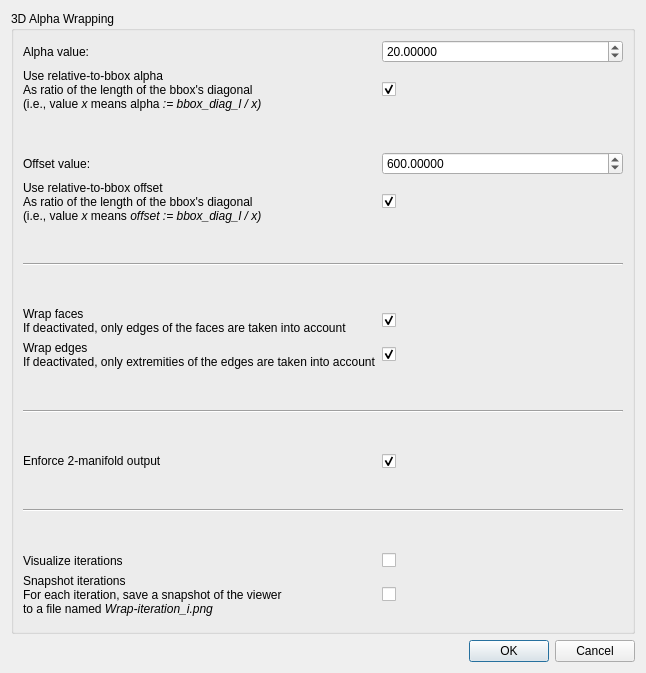
First picture: the form in Polyhedron/demo/Polyhedron/Plugins/Alpha_wrap_3/alpha_wrap_3_dialog.ui, repository CGAL/cgal, before the edit.
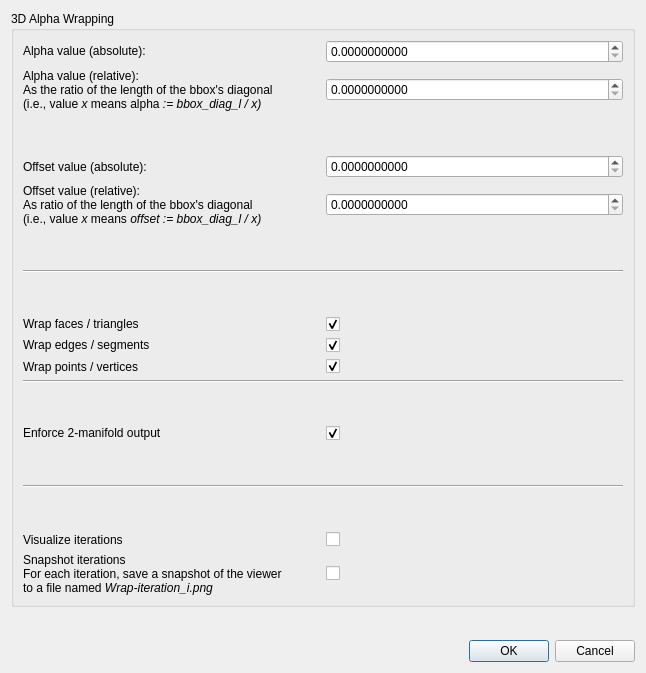
Second picture: the form after the edit.

Commit message: Various improvements to the AW3 plugin

The edit to the form file:
```diff
--- a/Polyhedron/demo/Polyhedron/Plugins/Alpha_wrap_3/alpha_wrap_3_dialog.ui
+++ b/Polyhedron/demo/Polyhedron/Plugins/Alpha_wrap_3/alpha_wrap_3_dialog.ui
@@ -23,8 +23,22 @@
       <string>3D Alpha Wrapping</string>
      </property>
      <layout class="QGridLayout" name="gridLayout">
-      <item row="11" column="1">
-       <widget class="QCheckBox" name="wrapEdges">
+      <item row="6" column="0">
+       <widget class="QLabel" name="offsetValue_Label">
+        <property name="text">
+         <string>Offset value (absolute):</string>
+        </property>
+       </widget>
+      </item>
+      <item row="23" column="0" colspan="2">
+       <widget class="Line" name="line_4">
+        <property name="orientation">
+         <enum>Qt::Horizontal</enum>
+        </property>
+       </widget>
+      </item>
+      <item row="16" column="1">
+       <widget class="QCheckBox" name="wrapPoints">
         <property name="text">
          <string/>
         </property>
@@ -36,7 +50,7 @@
       <item row="0" column="1">
        <widget class="QDoubleSpinBox" name="alphaValue">
         <property name="decimals">
-         <number>5</number>
+         <number>10</number>
         </property>
         <property name="minimum">
          <double>0.000000000000000</double>
@@ -45,50 +59,41 @@
          <double>100000000.000000000000000</double>
         </property>
         <property name="singleStep">
-         <double>0.000001000000000</double>
+         <double>1.000000000000000</double>
         </property>
         <property name="value">
-         <double>20.000000000000000</double>
+         <double>0.000000000000000</double>
         </property>
        </widget>
       </item>
-      <item row="15" column="0">
-       <widget class="QLabel" name="runManifoldness_Label">
-        <property name="enabled">
-         <bool>true</bool>
-        </property>
+      <item row="8" column="0">
+       <widget class="QLabel" name="relativeOffsetValue_Label">
         <property name="text">
-         <string>&lt;html&gt;&lt;head/&gt;&lt;body&gt;&lt;p&gt;Enforce 2-manifold output&lt;/p&gt;&lt;/body&gt;&lt;/html&gt;</string>
-        </property>
-        <property name="alignment">
-         <set>Qt::AlignLeading|Qt::AlignLeft|Qt::AlignVCenter</set>
+         <string>&lt;html&gt;&lt;head/&gt;&lt;body&gt;&lt;p&gt;Offset value (relative):&lt;br/&gt;&lt;span style=&quot; font-size:9pt;&quot;&gt;As ratio of the length of the bbox's diagonal&lt;br/&gt;(i.e., value &lt;/span&gt;&lt;span style=&quot; font-size:9pt; font-style:italic;&quot;&gt;x &lt;/span&gt;&lt;span style=&quot; font-size:9pt;&quot;&gt;means &lt;/span&gt;&lt;span style=&quot; font-size:9pt; font-style:italic;&quot;&gt;offset := bbox_diag_l / x)&lt;/span&gt;&lt;/p&gt;&lt;/body&gt;&lt;/html&gt;</string>
         </property>
        </widget>
       </item>
-      <item row="18" column="0">
-       <spacer name="verticalSpacer_7">
+      <item row="10" column="0" colspan="2">
+       <widget class="Line" name="line">
         <property name="orientation">
-         <enum>Qt::Vertical</enum>
-        </property>
-        <property name="sizeHint" stdset="0">
-         <size>
-          <width>20</width>
-          <height>40</height>
-         </size>
-        </property>
-       </spacer>
-      </item>
-      <item row="0" column="0">
-       <widget class="QLabel" name="alphaValue_Label">
-        <property name="text">
-         <string>Alpha value:</string>
-        </property>
-        <property name="alignment">
-         <set>Qt::AlignLeading|Qt::AlignLeft|Qt::AlignVCenter</set>
+         <enum>Qt::Horizontal</enum>
         </property>
        </widget>
       </item>
       <item row="9" column="0">
+       <spacer name="verticalSpacer_5">
+        <property name="orientation">
+         <enum>Qt::Vertical</enum>
+        </property>
+        <property name="sizeHint" stdset="0">
+         <size>
+          <width>20</width>
+          <height>40</height>
+         </size>
+        </property>
+       </spacer>
+      </item>
+      <item row="11" column="0">
        <spacer name="verticalSpacer_3">
         <property name="orientation">
          <enum>Qt::Vertical</enum>
@@ -101,88 +106,86 @@
         </property>
        </spacer>
       </item>
-      <item row="12" column="0">
-       <spacer name="verticalSpacer_6">
-        <property name="orientation">
-         <enum>Qt::Vertical</enum>
-        </property>
-        <property name="sizeHint" stdset="0">
-         <size>
-          <width>20</width>
-          <height>40</height>
-         </size>
-        </property>
-       </spacer>
-      </item>
-      <item row="19" column="0">
-       <widget class="QLabel" name="visualizeIterations_Label">
-        <property name="text">
-         <string>Visualize iterations</string>
-        </property>
-       </widget>
-      </item>
-      <item row="6" column="0">
-       <widget class="QLabel" name="relativeOffset_Label">
-        <property name="text">
-         <string>&lt;html&gt;&lt;head/&gt;&lt;body&gt;&lt;p&gt;Use relative-to-bbox offset&lt;br/&gt;&lt;span style=&quot; font-size:9pt;&quot;&gt;As ratio of the length of the bbox's diagonal&lt;br/&gt;(i.e., value &lt;/span&gt;&lt;span style=&quot; font-size:9pt; font-style:italic;&quot;&gt;x &lt;/span&gt;&lt;span style=&quot; font-size:9pt;&quot;&gt;means &lt;/span&gt;&lt;span style=&quot; font-size:9pt; font-style:italic;&quot;&gt;offset := bbox_diag_l / x)&lt;/span&gt;&lt;/p&gt;&lt;/body&gt;&lt;/html&gt;</string>
-        </property>
-       </widget>
-      </item>
       <item row="16" column="0">
-       <spacer name="verticalSpacer_4">
-        <property name="orientation">
-         <enum>Qt::Vertical</enum>
-        </property>
-        <property name="sizeHint" stdset="0">
-         <size>
-          <width>20</width>
-          <height>40</height>
-         </size>
-        </property>
-       </spacer>
-      </item>
-      <item row="4" column="1">
-       <widget class="QDoubleSpinBox" name="offsetValue">
-        <property name="decimals">
-         <number>5</number>
-        </property>
-        <property name="minimum">
-         <double>0.000000000000000</double>
-        </property>
-        <property name="maximum">
-         <double>100000000.000000000000000</double>
-        </property>
-        <property name="singleStep">
-         <double>0.000001000000000</double>
-        </property>
-        <property name="value">
-         <double>600.000000000000000</double>
-        </property>
-       </widget>
-      </item>
-      <item row="17" column="0" colspan="2">
-       <widget class="Line" name="line_4">
-        <property name="orientation">
-         <enum>Qt::Horizontal</enum>
-        </property>
-       </widget>
-      </item>
-      <item row="10" column="0">
-       <widget class="QLabel" name="wrapFaces_Label">
+       <widget class="QLabel" name="label">
         <property name="text">
-         <string>&lt;html&gt;&lt;head/&gt;&lt;body&gt;&lt;p&gt;Wrap faces&lt;br/&gt;&lt;span style=&quot; font-size:9pt;&quot;&gt;If deactivated, only edges of the faces are taken into account&lt;/span&gt;&lt;/p&gt;&lt;/body&gt;&lt;/html&gt;</string>
-        </property>
-       </widget>
-      </item>
-      <item row="11" column="0">
-       <widget class="QLabel" name="wrapEdges_Label">
-        <property name="text">
-         <string>&lt;html&gt;&lt;head/&gt;&lt;body&gt;&lt;p&gt;Wrap edges&lt;br/&gt;&lt;span style=&quot; font-size:9pt;&quot;&gt;If deactivated, only extremities of the edges are taken into account&lt;/span&gt;&lt;/p&gt;&lt;/body&gt;&lt;/html&gt;</string>
+         <string>Wrap points / vertices</string>
         </property>
        </widget>
       </item>
       <item row="1" column="1">
-       <widget class="QCheckBox" name="relativeAlpha">
+       <widget class="QDoubleSpinBox" name="relativeAlphaValue">
+        <property name="decimals">
+         <number>10</number>
+        </property>
+        <property name="minimum">
+         <double>0.000000000000000</double>
+        </property>
+        <property name="maximum">
+         <double>10000000.000000000000000</double>
+        </property>
+        <property name="singleStep">
+         <double>1.000000000000000</double>
+        </property>
+        <property name="value">
+         <double>0.000000000000000</double>
+        </property>
+       </widget>
+      </item>
+      <item row="19" column="0" colspan="2">
+       <widget class="Line" name="line_2">
+        <property name="orientation">
+         <enum>Qt::Horizontal</enum>
+        </property>
+       </widget>
+      </item>
+      <item row="24" column="0">
+       <spacer name="verticalSpacer_7">
+        <property name="orientation">
+         <enum>Qt::Vertical</enum>
+        </property>
+        <property name="sizeHint" stdset="0">
+         <size>
+          <width>20</width>
+          <height>40</height>
+         </size>
+        </property>
+       </spacer>
+      </item>
+      <item row="22" column="0">
+       <spacer name="verticalSpacer_4">
+        <property name="orientation">
+         <enum>Qt::Vertical</enum>
+        </property>
+        <property name="sizeHint" stdset="0">
+         <size>
+          <width>20</width>
+          <height>40</height>
+         </size>
+        </property>
+       </spacer>
+      </item>
+      <item row="8" column="1">
+       <widget class="QDoubleSpinBox" name="relativeOffsetValue">
+        <property name="decimals">
+         <number>10</number>
+        </property>
+        <property name="minimum">
+         <double>0.000000000000000</double>
+        </property>
+        <property name="maximum">
+         <double>10000000.000000000000000</double>
+        </property>
+        <property name="singleStep">
+         <double>1.000000000000000</double>
+        </property>
+        <property name="value">
+         <double>0.000000000000000</double>
+        </property>
+       </widget>
+      </item>
+      <item row="13" column="1">
+       <widget class="QCheckBox" name="wrapSegments">
         <property name="text">
          <string/>
         </property>
@@ -191,51 +194,20 @@
         </property>
        </widget>
       </item>
-      <item row="7" column="0">
-       <spacer name="verticalSpacer_5">
-        <property name="orientation">
-         <enum>Qt::Vertical</enum>
-        </property>
-        <property name="sizeHint" stdset="0">
-         <size>
-          <width>20</width>
-          <height>40</height>
-         </size>
-        </property>
-       </spacer>
-      </item>
-      <item row="1" column="0">
-       <widget class="QLabel" name="relativeAlpha_Label">
-        <property name="text">
-         <string>&lt;html&gt;&lt;head/&gt;&lt;body&gt;&lt;p&gt;Use relative-to-bbox alpha&lt;br/&gt;&lt;span style=&quot; font-size:9pt;&quot;&gt;As ratio of the length of the bbox's diagonal&lt;br/&gt;(i.e., value &lt;/span&gt;&lt;span style=&quot; font-size:9pt; font-style:italic;&quot;&gt;x &lt;/span&gt;&lt;span style=&quot; font-size:9pt;&quot;&gt;means alpha&lt;/span&gt;&lt;span style=&quot; font-size:9pt; font-style:italic;&quot;&gt; := bbox_diag_l / x)&lt;/span&gt;&lt;/p&gt;&lt;/body&gt;&lt;/html&gt;</string>
-        </property>
-       </widget>
-      </item>
       <item row="21" column="0">
-       <widget class="Line" name="line_3">
-        <property name="orientation">
-         <enum>Qt::Vertical</enum>
-        </property>
-       </widget>
-      </item>
-      <item row="19" column="1">
-       <widget class="QCheckBox" name="visualizeIterations">
-        <property name="text">
-         <string/>
-        </property>
-       </widget>
-      </item>
-      <item row="10" column="1">
-       <widget class="QCheckBox" name="wrapFaces">
-        <property name="text">
-         <string/>
-        </property>
-        <property name="checked">
+       <widget class="QLabel" name="runManifoldness_Label">
+        <property name="enabled">
          <bool>true</bool>
         </property>
+        <property name="text">
+         <string>&lt;html&gt;&lt;head/&gt;&lt;body&gt;&lt;p&gt;Enforce 2-manifold output&lt;/p&gt;&lt;/body&gt;&lt;/html&gt;</string>
+        </property>
+        <property name="alignment">
+         <set>Qt::AlignLeading|Qt::AlignLeft|Qt::AlignVCenter</set>
+        </property>
        </widget>
       </item>
-      <item row="2" column="0">
+      <item row="5" column="0">
        <spacer name="verticalSpacer">
         <property name="orientation">
          <enum>Qt::Vertical</enum>
@@ -248,68 +220,104 @@
         </property>
        </spacer>
       </item>
+      <item row="1" column="0">
+       <widget class="QLabel" name="relativeAlphaValue_Label">
+        <property name="text">
+         <string>&lt;html&gt;&lt;head/&gt;&lt;body&gt;&lt;p&gt;Alpha value (relative):&lt;br/&gt;&lt;span style=&quot; font-size:9pt;&quot;&gt;As the ratio of the length of the bbox's diagonal&lt;br/&gt;(i.e., value &lt;/span&gt;&lt;span style=&quot; font-size:9pt; font-style:italic;&quot;&gt;x &lt;/span&gt;&lt;span style=&quot; font-size:9pt;&quot;&gt;means alpha&lt;/span&gt;&lt;span style=&quot; font-size:9pt; font-style:italic;&quot;&gt; := bbox_diag_l / x)&lt;/span&gt;&lt;/p&gt;&lt;/body&gt;&lt;/html&gt;</string>
+        </property>
+        <property name="alignment">
+         <set>Qt::AlignLeading|Qt::AlignLeft|Qt::AlignVCenter</set>
+        </property>
+       </widget>
+      </item>
       <item row="6" column="1">
-       <widget class="QCheckBox" name="relativeOffset">
-        <property name="text">
-         <string/>
+       <widget class="QDoubleSpinBox" name="offsetValue">
+        <property name="decimals">
+         <number>10</number>
         </property>
-        <property name="checked">
-         <bool>true</bool>
+        <property name="minimum">
+         <double>0.000000000000000</double>
         </property>
-       </widget>
-      </item>
-      <item row="13" column="0" colspan="2">
-       <widget class="Line" name="line_2">
-        <property name="orientation">
-         <enum>Qt::Horizontal</enum>
+        <property name="maximum">
+         <double>100000000.000000000000000</double>
         </property>
-       </widget>
-      </item>
-      <item row="4" column="0">
-       <widget class="QLabel" name="offsetValue_Label">
-        <property name="text">
-         <string>Offset value:</string>
+        <property name="singleStep">
+         <double>1.000000000000000</double>
         </property>
-       </widget>
-      </item>
-      <item row="8" column="0" colspan="2">
-       <widget class="Line" name="line">
-        <property name="orientation">
-         <enum>Qt::Horizontal</enum>
+        <property name="value">
+         <double>0.000000000000000</double>
         </property>
        </widget>
       </item>
-      <item row="15" column="1">
-       <widget class="QCheckBox" name="runManifoldness">
-        <property name="text">
-         <string/>
-        </property>
-        <property name="checked">
-         <bool>true</bool>
-        </property>
-       </widget>
-      </item>
-      <item row="14" column="0">
-       <spacer name="verticalSpacer_2">
-        <property name="orientation">
-         <enum>Qt::Vertical</enum>
-        </property>
-        <property name="sizeHint" stdset="0">
-         <size>
-          <width>20</width>
-          <height>40</height>
-         </size>
-        </property>
-       </spacer>
-      </item>
-      <item row="20" column="0">
+      <item row="26" column="0">
        <widget class="QLabel" name="snapshotIterations_Label">
         <property name="text">
          <string>&lt;html&gt;&lt;head/&gt;&lt;body&gt;&lt;p&gt;Snapshot iterations&lt;br/&gt;&lt;span style=&quot; font-size:9pt;&quot;&gt;For each iteration, save a snapshot of the viewer &lt;br/&gt;to a file named &lt;/span&gt;&lt;span style=&quot; font-size:9pt; font-style:italic;&quot;&gt;Wrap-iteration_i.png&lt;/span&gt;&lt;/p&gt;&lt;/body&gt;&lt;/html&gt;</string>
         </property>
        </widget>
       </item>
-      <item row="20" column="1">
+      <item row="25" column="1">
+       <widget class="QCheckBox" name="visualizeIterations">
+        <property name="text">
+         <string/>
+        </property>
+       </widget>
+      </item>
+      <item row="13" column="0">
+       <widget class="QLabel" name="wrapSegments_Label">
+        <property name="text">
+         <string>&lt;html&gt;&lt;head/&gt;&lt;body&gt;&lt;p&gt;Wrap edges / segments&lt;/p&gt;&lt;/body&gt;&lt;/html&gt;</string>
+        </property>
+       </widget>
+      </item>
+      <item row="20" column="0">
+       <spacer name="verticalSpacer_2">
+        <property name="orientation">
+         <enum>Qt::Vertical</enum>
+        </property>
+        <property name="sizeHint" stdset="0">
+         <size>
+          <width>20</width>
+          <height>40</height>
+         </size>
+        </property>
+       </spacer>
+      </item>
+      <item row="25" column="0">
+       <widget class="QLabel" name="visualizeIterations_Label">
+        <property name="text">
+         <string>Visualize iterations</string>
+        </property>
+       </widget>
+      </item>
+      <item row="12" column="1">
+       <widget class="QCheckBox" name="wrapTriangles">
+        <property name="text">
+         <string/>
+        </property>
+        <property name="checked">
+         <bool>true</bool>
+        </property>
+       </widget>
+      </item>
+      <item row="0" column="0">
+       <widget class="QLabel" name="alphaValue_Label">
+        <property name="text">
+         <string>&lt;html&gt;&lt;head/&gt;&lt;body&gt;&lt;p&gt;Alpha value (absolute):&lt;/p&gt;&lt;/body&gt;&lt;/html&gt;</string>
+        </property>
+       </widget>
+      </item>
+      <item row="21" column="1">
+       <widget class="QCheckBox" name="runManifoldness">
+        <property name="text">
+         <string/>
+        </property>
+        <property name="checked">
+         <bool>true</bool>
+        </property>
+       </widget>
+      </item>
+      <item row="26" column="1">
        <widget class="QCheckBox" name="snapshotIterations">
         <property name="text">
          <string/>
@@ -319,10 +327,17 @@
         </property>
        </widget>
       </item>
+      <item row="12" column="0">
+       <widget class="QLabel" name="wrapTriangles_Label">
+        <property name="text">
+         <string>&lt;html&gt;&lt;head/&gt;&lt;body&gt;&lt;p&gt;Wrap faces / triangles&lt;/p&gt;&lt;/body&gt;&lt;/html&gt;</string>
+        </property>
+       </widget>
+      </item>
      </layout>
     </widget>
    </item>
-   <item row="2" column="0">
+   <item row="3" column="0">
     <widget class="QDialogButtonBox" name="buttonBox">
      <property name="orientation">
       <enum>Qt::Horizontal</enum>
@@ -332,6 +347,19 @@
      </property>
     </widget>
    </item>
+   <item row="2" column="0">
+    <spacer name="verticalSpacer_6">
+     <property name="orientation">
+      <enum>Qt::Vertical</enum>
+     </property>
+     <property name="sizeHint" stdset="0">
+      <size>
+       <width>20</width>
+       <height>40</height>
+      </size>
+     </property>
+    </spacer>
+   </item>
   </layout>
  </widget>
  <tabstops>
```
Left out of the diff: 18 changed lines with no effect on the pictures. The commit also changes 1 other file.
